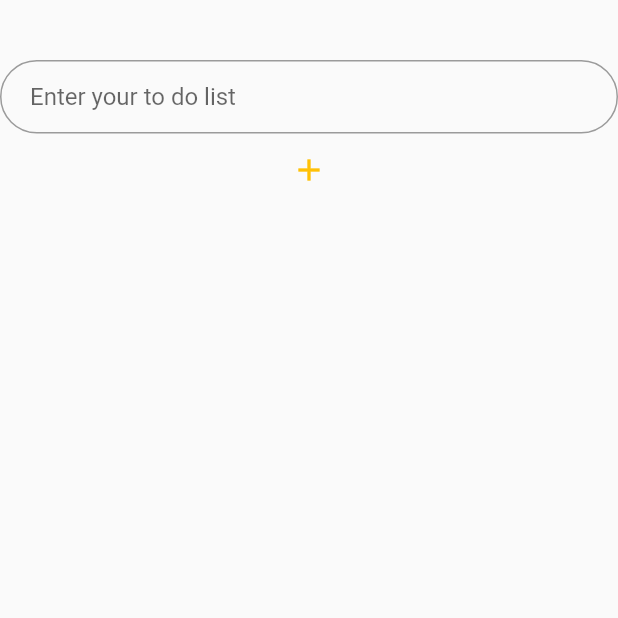
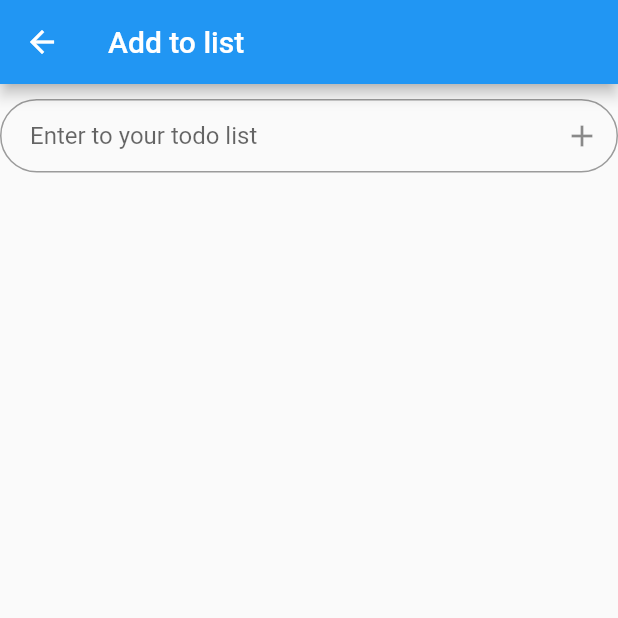
Before and after one commit to hiteshtiwari9491/todoapp, a Flutter app: the screen it shows after launch, after a tap on the "control point" icon, on a phone screen of 412 x 824 dp, the top half of it. Run offline on Flutter 3.47's test engine with Material 2 defaults, Android fonts, the phone set to English and light mode, and no system bars.

Commit message:
completed ui

```diff
--- a/lib/main.dart
+++ b/lib/main.dart
@@ -1,6 +1,8 @@
 import 'package:flutter/material.dart';
+import 'package:provider/provider.dart';
 import 'package:todo_app/screens/home.dart';
 import 'package:todo_app/screens/listscreen.dart';
+import 'package:todo_app/view_models/todo_list_view_model.dart';
 
 void main() {
   runApp(MyApp());
@@ -9,7 +11,13 @@ void main() {
 class MyApp extends StatelessWidget {
   @override
   Widget build(BuildContext context) {
-    return MaterialApp(
+    return MultiProvider(
+      providers: [
+        ChangeNotifierProvider<TodoListViewModel>(
+          create: (context) => TodoListViewModel(),
+        ),
+      ],
+      child: MaterialApp(
           title: 'Flutter Demo',
           theme: ThemeData(
             primarySwatch: Colors.blue,
@@ -17,9 +25,9 @@ class MyApp extends StatelessWidget {
           ),
           initialRoute: '/',
           routes: {
-          '/' :  (context) => Home(),
-          '/listscreen': (context) => Pankaj(),
-        }
+            '/': (context) => Home(),
+            '/listscreen': (context) => ListScreen(),
+          }),
     );
   }
 }
--- a/lib/screens/home.dart
+++ b/lib/screens/home.dart
@@ -1,4 +1,6 @@
 import 'package:flutter/material.dart';
+import 'package:provider/provider.dart';
+import 'package:todo_app/view_models/todo_list_view_model.dart';
 
 class Home extends StatefulWidget {
   @override
@@ -6,16 +8,22 @@ class Home extends StatefulWidget {
 }
 
 class _HomeState extends State<Home> {
+  TodoListViewModel _provider;
+
+  @override
+  void initState() {
+    super.initState();
+    _provider = Provider.of<TodoListViewModel>(context, listen: false);
+  }
 
   @override
   Widget build(BuildContext context) {
     return Scaffold(
       backgroundColor: Colors.grey[200],
       appBar: AppBar(
-
         title: Text('Demo app'),
         centerTitle: true,
-       // elevation: 5.0,
+        // elevation: 5.0,
         actions: <Widget>[
           IconButton(
             icon: Icon(
@@ -29,6 +37,42 @@ class _HomeState extends State<Home> {
           )
         ],
       ),
+      body: SingleChildScrollView(
+        child: Column(
+          children: <Widget>[
+            ListView(
+              shrinkWrap: true,
+              children: _createTodoList(),
+            )
+          ],
+        ),
+      ),
     );
   }
+
+  _createTodoList() {
+    List<Widget> listItems = [];
+    _provider.todoList.forEach(
+      (element) {
+        listItems.add(
+          Container(
+            margin: EdgeInsets.all(8),
+            padding: EdgeInsets.all(8),
+            decoration: BoxDecoration(
+              border: Border.all(),
+              borderRadius: BorderRadius.circular(5),
+              color: Colors.grey[300],
+            ),
+            child: Text(
+              element,
+              style: TextStyle(
+                fontSize: 16,
+              ),
+            ),
+          ),
+        );
+      },
+    );
+    return listItems;
+  }
 }
--- a/lib/screens/listscreen.dart
+++ b/lib/screens/listscreen.dart
@@ -1,35 +1,42 @@
 import 'package:flutter/material.dart';
 
-class Pankaj extends StatefulWidget {
+class ListScreen extends StatefulWidget {
   @override
-  _PankajState createState() => _PankajState();
+  _ListScreenState createState() => _ListScreenState();
 }
 
-class _PankajState extends State<Pankaj> {
+class _ListScreenState extends State<ListScreen> {
+  TextEditingController _textEditingController = TextEditingController();
+
   @override
   Widget build(BuildContext context) {
     return Scaffold(
-        body :Column(
+      appBar: AppBar(
+        title: Text("Add to list"),
+      ),
+      body: SingleChildScrollView(
+        child: Column(
           children: <Widget>[
-            Padding(
-                padding: EdgeInsets.fromLTRB(20, 20, 20, 20)),
+            SizedBox(height: 10),
             TextField(
-      obscureText: false,
+              controller: _textEditingController,
               decoration: InputDecoration(
                 contentPadding: EdgeInsets.fromLTRB(20.0, 15.0, 20.0, 15.0),
-          hintText: "Enter your to do list",
-          border:
-          OutlineInputBorder(borderRadius: BorderRadius.circular(32.0))),
+                hintText: "Enter to your todo list",
+                border: OutlineInputBorder(
+                  borderRadius: BorderRadius.circular(32.0),
                 ),
-            IconButton(
+                suffixIcon: IconButton(
+                  icon: Icon(Icons.add),
                   onPressed: () {
-                //List
+                    print("TEXT ENTERED IS  - ${_textEditingController.text}");
                   },
-              icon: Icon(Icons.add),
-              color: Colors.amber,
                 ),
-
-          ]
-    )
-    );}
+              ),
+            ),
+          ],
+        ),
+      ),
+    );
   }
+}
--- /dev/null
+++ b/lib/view_models/todo_list_view_model.dart
@@ -0,0 +1,58 @@
+import 'base_model.dart';
+
+class TodoListViewModel extends BaseModel {
+  TodoListViewModel._();
+
+  static TodoListViewModel _instance = TodoListViewModel._();
+
+  factory TodoListViewModel() => _instance;
+
+  //
+  String CREATE_TODO = "create_todo";
+  String UPDATE_TODO = "update_todo";
+  String READ_TODO = "read_todo";
+  String DELETE_TODO = "delete_todo";
+
+  List<String> todoList = [
+    "A dummy element",
+  ];
+
+  Future addToList(String task) async {
+    try {
+      setStatus(CREATE_TODO, Status.Loading);
+      todoList.add(task);
+      setStatus(CREATE_TODO, Status.Done);
+    } catch (err) {
+      setError(CREATE_TODO, "Error occurred while adding to List! Try again.");
+    }
+  }
+
+  Future updateTodo(int index, String newTask) async {
+    try {
+      setStatus(UPDATE_TODO, Status.Loading);
+      todoList[index] = newTask;
+      setStatus(UPDATE_TODO, Status.Done);
+    } catch (err) {
+      setError(
+          UPDATE_TODO, "Error occurred while updating the List! Try again.");
+    }
+  }
+
+  Future readList() async {
+    try {
+      return todoList;
+    } catch (err) {
+      setError(READ_TODO, "Error occurred while adding to List! Try again.");
+    }
+  }
+
+  Future deleteTodoList(int index) async {
+    try {
+      setStatus(DELETE_TODO, Status.Loading);
+      todoList.removeAt(index);
+      setStatus(DELETE_TODO, Status.Done);
+    } catch (err) {
+      setError(DELETE_TODO, "Error occurred while deleting task! Try again.");
+    }
+  }
+}
```
Lines whose indentation alone changed are shown as unchanged.
